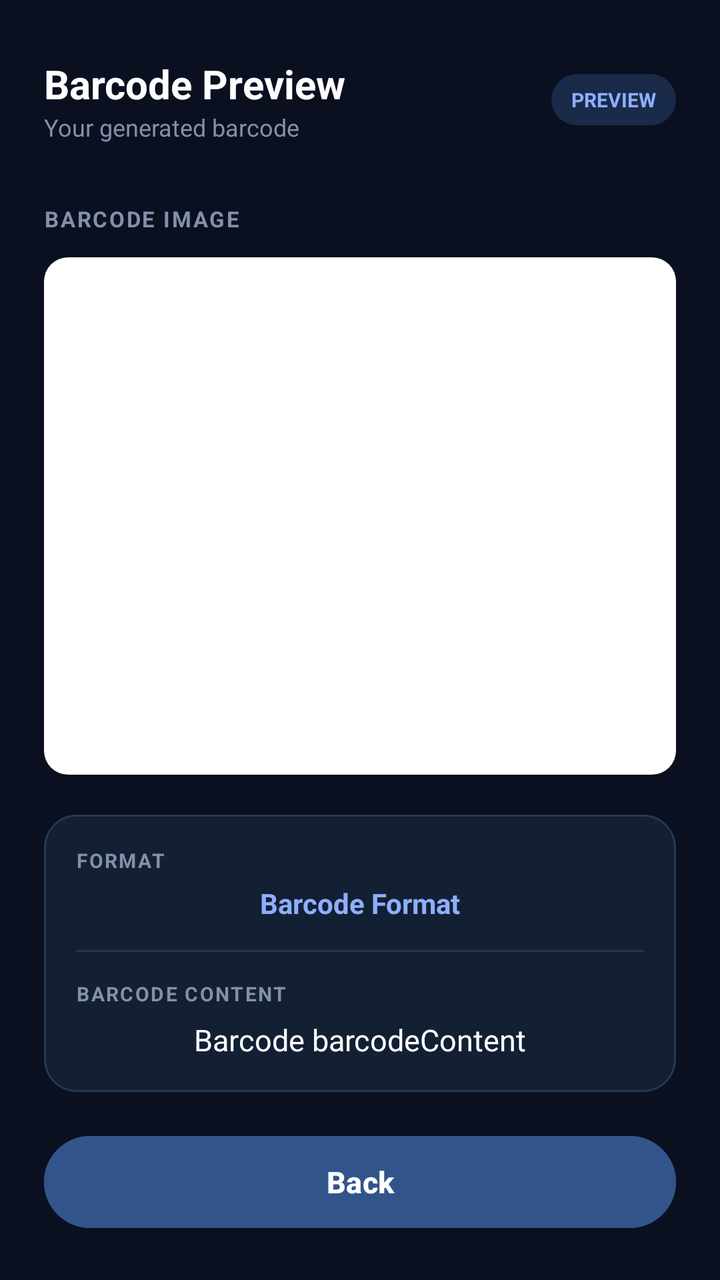
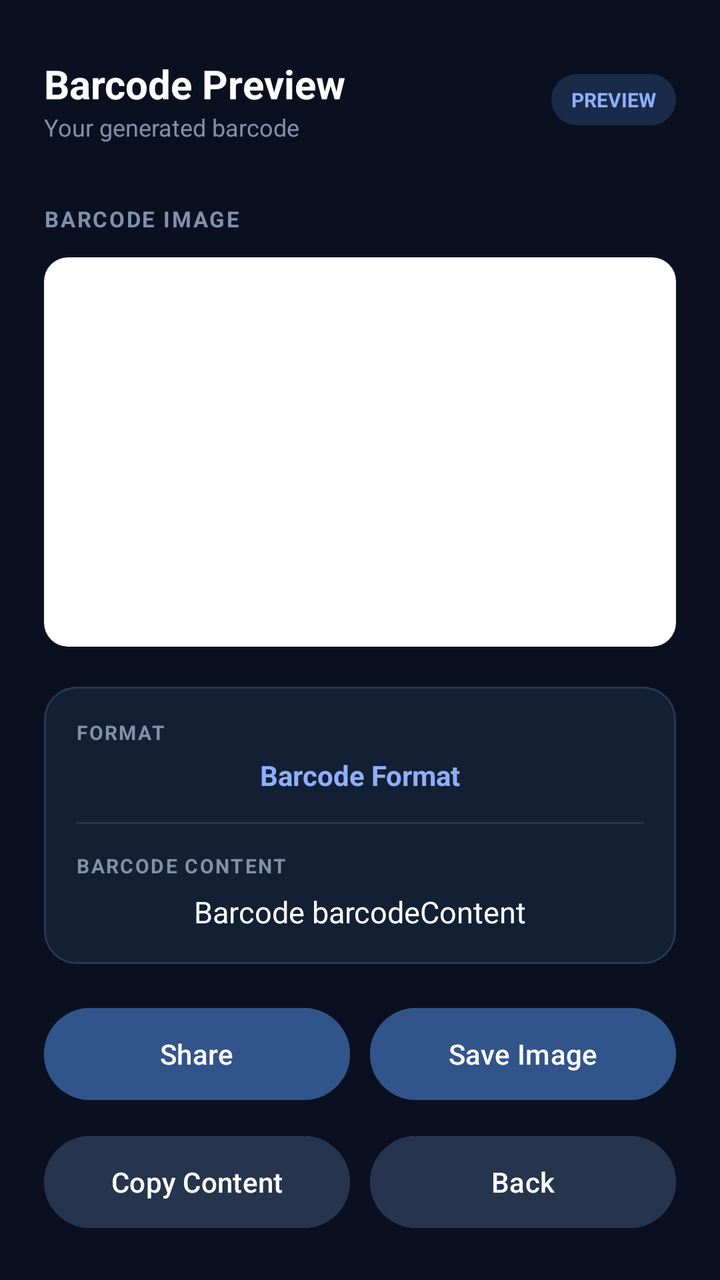

An Android layout rendered at two revisions. The XML below is the earlier revision; the diff shows what the commit changed to produce the second picture.
<!-- AndroidManifest.xml: application theme Theme.BarLineX -->
<!-- res/layout/activity_barcode_preview.xml -->
<?xml version="1.0" encoding="utf-8"?>
<LinearLayout xmlns:android="http://schemas.android.com/apk/res/android"
    android:id="@+id/barcodePreviewRoot"
    android:layout_width="match_parent"
    android:layout_height="match_parent"
    android:orientation="vertical"
    android:background="#0B1020"
    android:padding="22dp">

    
    <LinearLayout
        android:layout_width="match_parent"
        android:layout_height="56dp"
        android:gravity="center_vertical"
        android:orientation="horizontal">

        <LinearLayout
            android:layout_width="0dp"
            android:layout_height="wrap_content"
            android:layout_weight="1"
            android:orientation="vertical">

            <TextView
                android:layout_width="wrap_content"
                android:layout_height="wrap_content"
                android:text="Barcode Preview"
                android:textColor="#FFFFFF"
                android:textSize="20sp"
                android:textStyle="bold" />

            <TextView
                android:layout_width="wrap_content"
                android:layout_height="wrap_content"
                android:text="Your generated barcode"
                android:textColor="#8290AA"
                android:textSize="12sp" />

        </LinearLayout>

        <TextView
            android:layout_width="wrap_content"
            android:layout_height="wrap_content"
            android:text="PREVIEW"
            android:textColor="#8EAFFF"
            android:textSize="10sp"
            android:textStyle="bold"
            android:background="@drawable/bg_preview_badge"
            android:paddingHorizontal="10dp"
            android:paddingVertical="6dp" />

    </LinearLayout>

    
    <TextView
        android:layout_width="match_parent"
        android:layout_height="wrap_content"
        android:layout_marginTop="24dp"
        android:layout_marginBottom="12dp"
        android:text="BARCODE IMAGE"
        android:textColor="#8290AA"
        android:textSize="11sp"
        android:textStyle="bold"
        android:letterSpacing="0.08" />

    
    <FrameLayout
        android:layout_width="match_parent"
        android:layout_height="0dp"
        android:layout_weight="1"
        android:background="@drawable/bg_barcode_canvas"
        android:padding="20dp">

        <ImageView
            android:id="@+id/imageBarcode"
            android:layout_width="match_parent"
            android:layout_height="match_parent"
            android:contentDescription="Enlarged barcode"
            android:scaleType="fitCenter" />

    </FrameLayout>

    
    <LinearLayout
        android:layout_width="match_parent"
        android:layout_height="wrap_content"
        android:layout_marginTop="20dp"
        android:orientation="vertical"
        android:padding="16dp"
        android:background="@drawable/bg_barcode_details">

        <TextView
            android:layout_width="wrap_content"
            android:layout_height="wrap_content"
            android:text="FORMAT"
            android:textColor="#8290AA"
            android:textSize="10sp"
            android:textStyle="bold"
            android:letterSpacing="0.08" />

        <TextView
            android:id="@+id/textBarcodeFormat"
            android:layout_width="match_parent"
            android:layout_height="wrap_content"
            android:layout_marginTop="5dp"
            android:text="@string/barcode_format"
            android:textColor="#8EAFFF"
            android:textSize="14sp"
            android:textStyle="bold"
            android:gravity="center" />

        <View
            android:layout_width="match_parent"
            android:layout_height="1dp"
            android:layout_marginVertical="14dp"
            android:background="#26344D" />

        <TextView
            android:layout_width="wrap_content"
            android:layout_height="wrap_content"
            android:text="BARCODE CONTENT"
            android:textColor="#8290AA"
            android:textSize="10sp"
            android:textStyle="bold"
            android:letterSpacing="0.08" />

        <TextView
            android:id="@+id/textBarcodeContent"
            android:layout_width="match_parent"
            android:layout_height="wrap_content"
            android:layout_marginTop="6dp"
            android:maxLines="3"
            android:ellipsize="end"
            android:text="Barcode barcodeContent"
            android:textColor="#FFFFFF"
            android:textSize="15sp"
            android:gravity="center" />

    </LinearLayout>

    
    <Button
        android:id="@+id/buttonBackBottom"
        android:layout_width="match_parent"
        android:layout_height="54dp"
        android:layout_marginTop="18dp"
        android:text="Back"
        android:textAllCaps="false"
        android:textSize="15sp"
        android:textStyle="bold"
        android:textColor="#FFFFFF"
        android:backgroundTint="#31558A" />

</LinearLayout>
<!-- resources referenced by this layout -->
<resources>
  <!-- drawable bg_barcode_canvas (drawable) -->
  <?xml version="1.0" encoding="utf-8"?>
  <shape xmlns:android="http://schemas.android.com/apk/res/android"
      android:shape="rectangle">
  
      <solid android:color="@color/barcode_canvas" />
  
      <corners android:radius="12dp" />
  
  </shape>
  <!-- drawable bg_barcode_details (drawable) -->
  <?xml version="1.0" encoding="utf-8"?>
  <shape xmlns:android="http://schemas.android.com/apk/res/android">
      <solid android:color="#131F33" />
      <corners android:radius="16dp" />
      <stroke
          android:width="1dp"
          android:color="#263852" />
  </shape>
  <!-- drawable bg_preview_badge (drawable) -->
  <?xml version="1.0" encoding="utf-8"?>
  <shape xmlns:android="http://schemas.android.com/apk/res/android">
      <solid android:color="#192B49" />
      <corners android:radius="20dp" />
  </shape>
  <string name="barcode_format">Barcode Format</string>
  <style name="Theme.BarLineX" parent="Theme.Material3.Dark.NoActionBar">
          <item name="colorPrimary">@color/brand_primary</item>
          <item name="colorOnPrimary">#121212</item>
  
          <item name="colorSecondary">@color/brand_secondary</item>
          <item name="colorOnSecondary">#121212</item>
  
          <item name="colorSurface">@color/background_surface</item>
          <item name="colorOnSurface">@color/text_primary</item>
  
          <item name="colorSurfaceVariant">@color/background_variant</item>
          <item name="colorOnSurfaceVariant">@color/text_secondary</item>
  
          <item name="colorOutline">@color/border_default</item>
          <item name="colorOutlineVariant">@color/border_subtle</item>
  
          <item name="colorError">#F87171</item>
  
          <item name="android:statusBarColor">@color/background_main</item>
          <item name="android:navigationBarColor">@color/background_main</item>
          <item name="android:windowLightStatusBar">false</item>
          <item name="android:windowBackground">@color/background_main</item>
          <item name="android:colorAccent">@color/brand_primary</item>
      </style>
  <color name="barcode_canvas">#FFFFFF</color>
  <color name="brand_primary">#8B9EFF</color>
  <color name="brand_secondary">#A5B2FF</color>
  <color name="background_surface">#1C1C1E</color>
  <color name="text_primary">#E5E5E5</color>
  <color name="background_variant">#303034</color>
  <color name="text_secondary">#A1A1AA</color>
  <color name="border_default">#38383B</color>
  <color name="border_subtle">#2C2C30</color>
  <color name="background_main">#121212</color>
</resources>

<!-- the commit's change to res/layout/activity_barcode_preview.xml (unified diff, before → after) -->
@@ -138,16 +138,71 @@
     </LinearLayout>
 
     
-    <Button
-        android:id="@+id/buttonBackBottom"
-        android:layout_width="match_parent"
-        android:layout_height="54dp"
+    <LinearLayout
+        android:layout_width="match_parent"
+        android:layout_height="wrap_content"
         android:layout_marginTop="18dp"
-        android:text="Back"
-        android:textAllCaps="false"
-        android:textSize="15sp"
-        android:textStyle="bold"
-        android:textColor="#FFFFFF"
-        android:backgroundTint="#31558A" />
+        android:orientation="vertical">
+
+        
+        <LinearLayout
+            android:layout_width="match_parent"
+            android:layout_height="54dp"
+            android:orientation="horizontal">
+
+            <com.google.android.material.button.MaterialButton
+                android:id="@+id/buttonShareBarcode"
+                android:layout_width="0dp"
+                android:layout_height="match_parent"
+                android:layout_weight="1"
+                android:text="Share"
+                android:textAllCaps="false"
+                android:textColor="#FFFFFF"
+                android:backgroundTint="#31558A" />
+
+            <com.google.android.material.button.MaterialButton
+                android:id="@+id/buttonSaveImage"
+                android:layout_width="0dp"
+                android:layout_height="match_parent"
+                android:layout_weight="1"
+                android:layout_marginStart="10dp"
+                android:text="Save Image"
+                android:textAllCaps="false"
+                android:textColor="#FFFFFF"
+                android:backgroundTint="#31558A" />
+
+        </LinearLayout>
+
+        
+        <LinearLayout
+            android:layout_width="match_parent"
+            android:layout_height="54dp"
+            android:layout_marginTop="10dp"
+            android:orientation="horizontal">
+
+            <com.google.android.material.button.MaterialButton
+                android:id="@+id/buttonCopyContent"
+                android:layout_width="0dp"
+                android:layout_height="match_parent"
+                android:layout_weight="1"
+                android:text="Copy Content"
+                android:textAllCaps="false"
+                android:textColor="#FFFFFF"
+                android:backgroundTint="#26344D" />
+
+            <com.google.android.material.button.MaterialButton
+                android:id="@+id/buttonBackBottom"
+                android:layout_width="0dp"
+                android:layout_height="match_parent"
+                android:layout_weight="1"
+                android:layout_marginStart="10dp"
+                android:text="Back"
+                android:textAllCaps="false"
+                android:textColor="#FFFFFF"
+                android:backgroundTint="#26344D" />
+
+        </LinearLayout>
+
+    </LinearLayout>
 
 </LinearLayout>
